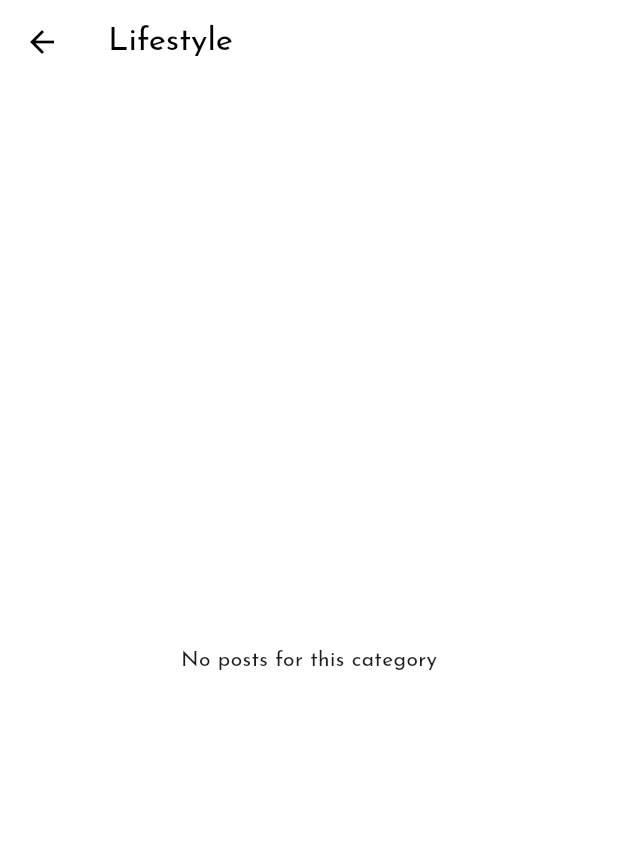
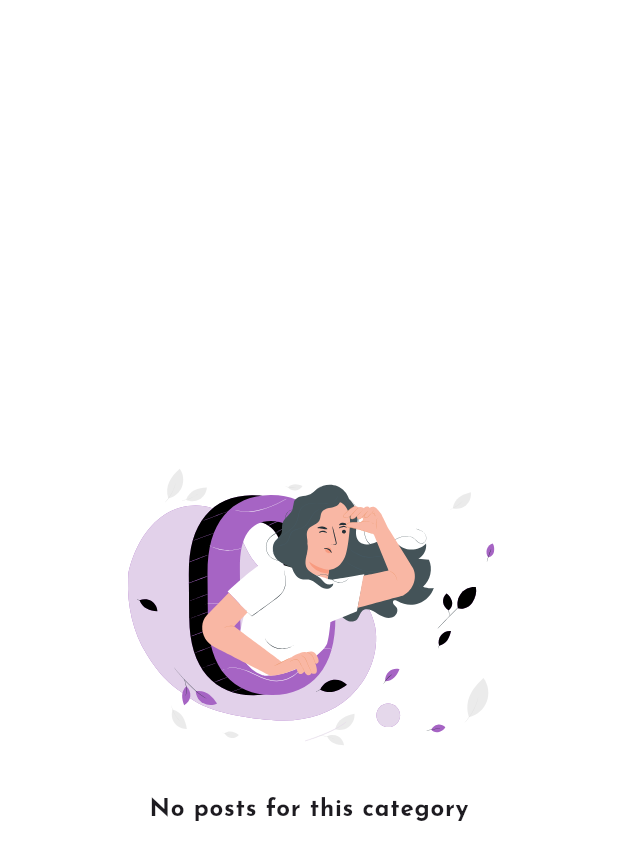
Before and after one commit to Olvine23/ollychat, a Flutter app: the TopicList widget shown alone on an empty page, opened directly, after a tap on "Lifestyle", on a phone screen of 412 x 824 dp. Shown: the top 860 px of the screen. Run offline on Flutter 3.47's test engine with Material 3 defaults, Android fonts, the phone set to English and light mode, and no system bars; our stand-ins replace awesome_snackbar_content, bloc, cached_network_image, carousel_slider, cloud_firestore, connectivity and 20 more; missing offline and left inert: google_gemini, html_editor_enhanced, markdown_editable_textinput; accounts and stored records are empty; network calls fail; project files that could hold a hidden picture were left out.

Commit message:
modified categories section

```diff
--- a/lib/screens/discover/screens/categories_posts_screen.dart
+++ b/lib/screens/discover/screens/categories_posts_screen.dart
@@ -1,21 +1,39 @@
 import 'package:flutter/material.dart';
 import 'package:flutter_bloc/flutter_bloc.dart';
+import 'package:flutter_sizer/flutter_sizer.dart';
+import 'package:lottie/lottie.dart';
 import 'package:olly_chat/blocs/get_post/get_post_bloc.dart';
+import 'package:olly_chat/components/row_tile.dart';
+import 'package:olly_chat/screens/discover/components/container_image.dart';
+import 'package:olly_chat/screens/discover/components/head_image.dart';
 import 'package:post_repository/post_repository.dart';
-
 
 class CategoryPostsScreen extends StatelessWidget {
   final String category;
+  final String headImage;
 
-  const CategoryPostsScreen({Key? key, required this.category}) : super(key: key);
+  const CategoryPostsScreen({Key? key, required this.category, required this.headImage})
+      : super(key: key);
 
   @override
   Widget build(BuildContext context) {
     return BlocProvider(
-      create: (context) => GetPostBloc(postRepository: FirebasePostRepository())..add(GetPostsByCategory(category: category, pageKey: 1)),
+      create: (context) => GetPostBloc(postRepository: FirebasePostRepository())
+        ..add(GetPostsByCategory(category: category, pageKey: 1)),
       child: Scaffold(
+        extendBodyBehindAppBar: true,
         appBar: AppBar(
-          title: Text(category),
+          iconTheme: IconThemeData(
+            color: Colors.white
+          ),
+backgroundColor: Colors.transparent,
+          title: Text(category,
+              style: Theme.of(context)
+                  .textTheme
+                  .titleLarge!
+                  .copyWith(
+                    color: Colors.white,
+                    fontWeight: FontWeight.w900, fontSize: 24.dp)),
         ),
         body: BlocBuilder<GetPostBloc, GetPostState>(
           builder: (context, state) {
@@ -24,21 +42,81 @@ class CategoryPostsScreen extends StatelessWidget {
             }
             if (state.status == GetPostStatus.success) {
               if (state.posts!.isEmpty) {
-                return Center(child: Text('No posts for this category'));
+                return Center(
+                    child: Column(
+                  mainAxisAlignment: MainAxisAlignment.center,
+                  children: [
+                    Lottie.asset('assets/lotti/nothing.json', repeat: false),
+                    Text(
+                      'No posts for this category',
+                      style: Theme.of(context)
+                          .textTheme
+                          .bodyLarge!
+                          .copyWith(fontWeight: FontWeight.bold),
+                    ),
+                  ],
+                ));
               }
-              return ListView.builder(
-                itemCount: state.posts!.length,
-                itemBuilder: (context, index) {
-                  final post = state.posts![index];
-                  return ListTile(
-                    title: Text(post.title),
-                    subtitle: Text(post.myUser.name),
-
-                  );
-                },
+              return Stack(
+                children: [
+                  SingleChildScrollView(
+                    child: Column(
+                      children: [
+                        SizedBox(height: 200), // Height of the fixed head image
+                        // Padding(
+                        //   padding: EdgeInsets.symmetric(
+                        //       horizontal: 16.dp),
+                        //   child: Row(
+                        //     mainAxisAlignment: MainAxisAlignment.spaceBetween,
+                        //     children: [
+                        //       Text(
+                        //         "${state.posts!.length} Articles",
+                        //         style: Theme.of(context)
+                        //             .textTheme
+                        //             .bodyLarge!
+                        //             .copyWith(fontWeight: FontWeight.w900),
+                        //       ),
+                        //       Row(
+                        //         children: [
+                        //           IconButton(
+                        //               onPressed: () {},
+                        //               icon: Icon(Icons.view_module_outlined)),
+                        //           IconButton(
+                        //               onPressed: () {}, icon: Icon(Icons.view_list))
+                        //         ],
+                        //       )
+                        //     ],
+                        //   ),
+                        // ),
+                        ListView.builder(
+                          physics: const NeverScrollableScrollPhysics(),
+                          shrinkWrap: true,
+                          itemCount: state.posts!.length,
+                          itemBuilder: (context, index) {
+                            final post = state.posts![index];
+                            return RowTile(
+                                imageUrl: post.thumbnail!,
+                                title: post.title,
+                                userAvatar: post.myUser.image!,
+                                authorName: post.myUser.name,
+                                daysago: post.createdAt);
+                          },
+                        ),
+                      ],
+                    ),
+                  ),
+                  Positioned(
+                    top: 0,
+                    left: 0,
+                    right: 0,
+                    child: HeadImage(
+                        categ: category,
+                        image: headImage),
+                  ),
+                ],
               );
             }
-            return Center(child: CircularProgressIndicator());
+            return Center(child: Lottie.asset('assets/lotti/creating.json'));
           },
         ),
       ),
--- a/lib/screens/discover/widgets/topic_list.dart
+++ b/lib/screens/discover/widgets/topic_list.dart
@@ -44,6 +44,7 @@ class TopicList extends StatelessWidget {
                   MaterialPageRoute(
                     builder: (context) => CategoryPostsScreen(
                       category: categories[index].name,
+                       headImage: categories[index].imagePath!,
                     ),
                   ),
                 );
```
Also changed, not shown: lib/screens/discover/components/head_image.dart (added, +56 -0 lines), lib/screens/home/recentarticles/recent_articles.dart (+10 -2 lines).
